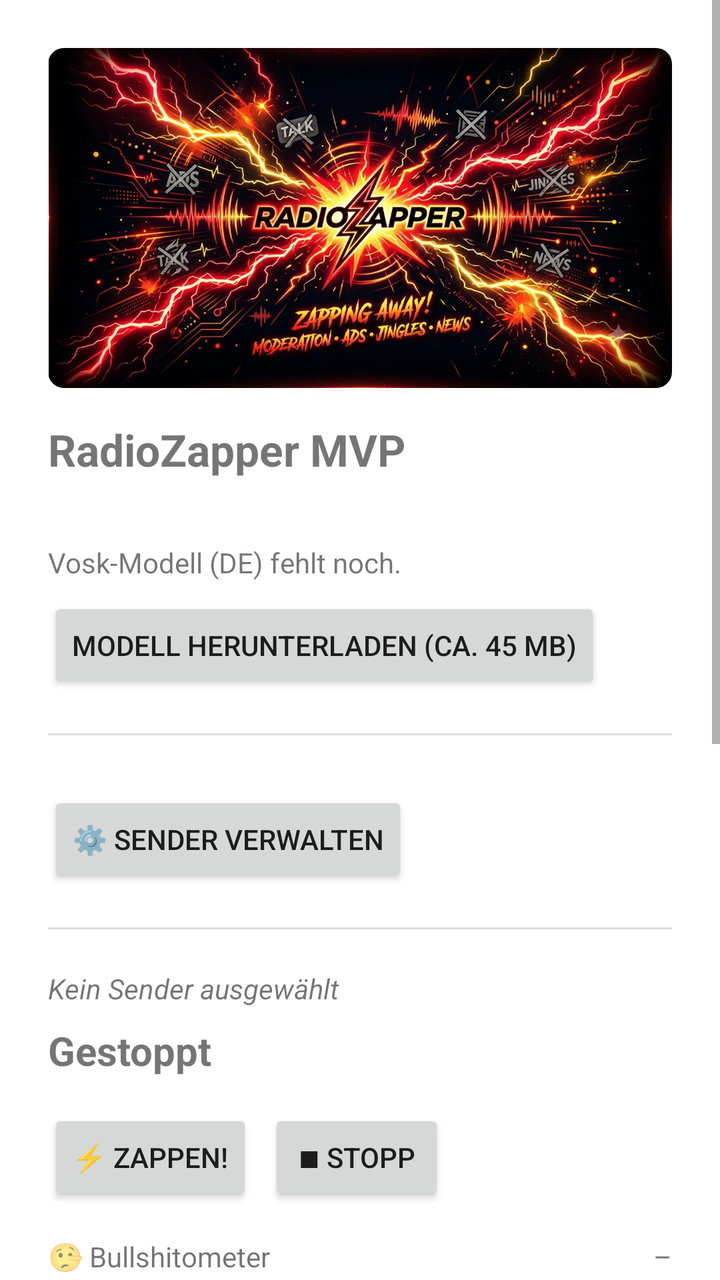
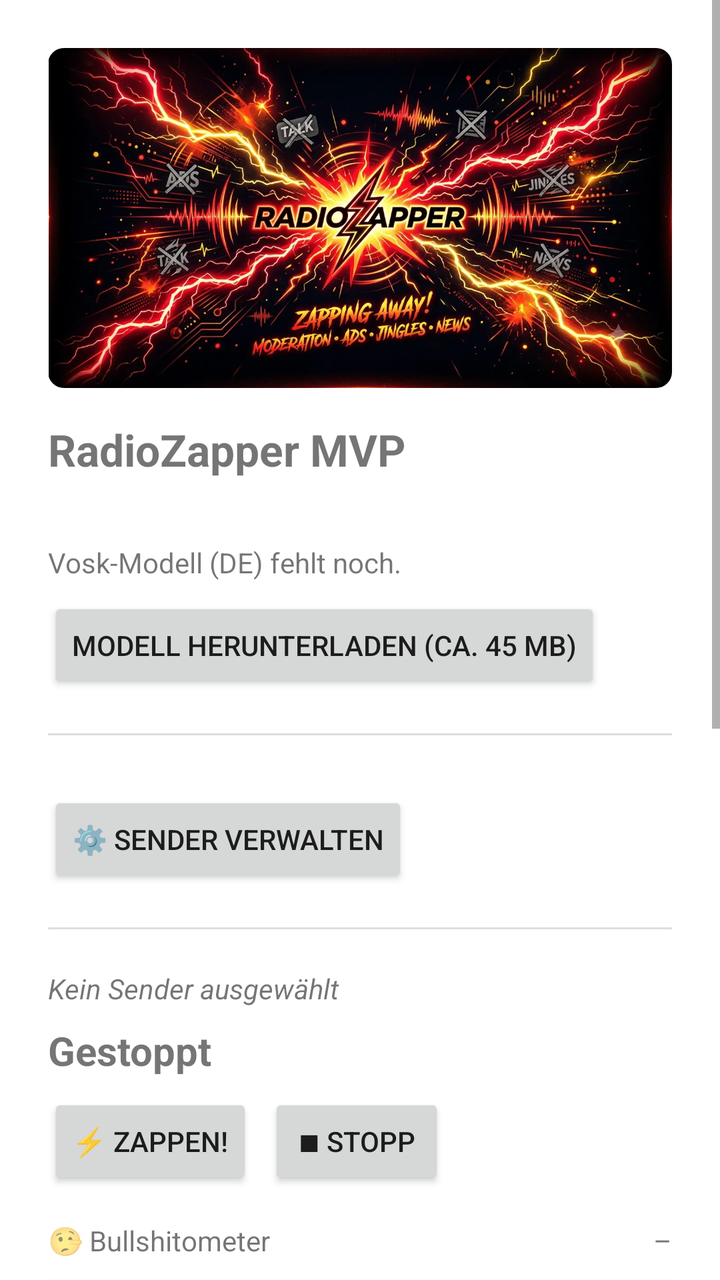

Compare the two renders of this Android layout. The source of the first and the diff that turns it into the second are given below.
<!-- AndroidManifest.xml: activity theme Theme.RadioZapperMvp -->
<!-- res/layout/activity_main.xml -->
<?xml version="1.0" encoding="utf-8"?>
<ScrollView xmlns:android="http://schemas.android.com/apk/res/android"
    xmlns:app="http://schemas.android.com/apk/res-auto"
    android:layout_width="match_parent"
    android:layout_height="match_parent">

    <LinearLayout
        android:layout_width="match_parent"
        android:layout_height="wrap_content"
        android:orientation="vertical"
        android:padding="24dp">

        
        <com.google.android.material.imageview.ShapeableImageView
            android:layout_width="match_parent"
            android:layout_height="wrap_content"
            android:layout_marginBottom="16dp"
            android:adjustViewBounds="true"
            android:src="@drawable/banner"
            android:contentDescription="@string/app_name"
            app:shapeAppearanceOverlay="@style/BannerShapeOverlay" />

        <TextView
            android:layout_width="wrap_content"
            android:layout_height="wrap_content"
            android:text="@string/app_name"
            android:textSize="22sp"
            android:textStyle="bold" />

        <TextView
            android:id="@+id/buildTimeText"
            android:layout_width="wrap_content"
            android:layout_height="wrap_content"
            android:layout_marginBottom="16dp"
            android:textSize="12sp"
            android:textColor="#888888" />

        
        <TextView
            android:id="@+id/modelStatusText"
            android:layout_width="match_parent"
            android:layout_height="wrap_content"
            android:text="@string/model_not_ready" />

        <ProgressBar
            android:id="@+id/modelProgressBar"
            style="?android:attr/progressBarStyleHorizontal"
            android:layout_width="match_parent"
            android:layout_height="wrap_content"
            android:layout_marginTop="4dp"
            android:max="100"
            android:visibility="gone" />

        <Button
            android:id="@+id/downloadModelButton"
            android:layout_width="wrap_content"
            android:layout_height="wrap_content"
            android:layout_marginTop="8dp"
            android:text="@string/btn_download_model" />

        <View
            android:layout_width="match_parent"
            android:layout_height="1dp"
            android:layout_marginTop="20dp"
            android:layout_marginBottom="20dp"
            android:background="#DDDDDD" />

        
        <LinearLayout
            android:id="@+id/stationsContainer"
            android:layout_width="match_parent"
            android:layout_height="wrap_content"
            android:orientation="vertical" />

        <Button
            android:id="@+id/manageStationsButton"
            android:layout_width="wrap_content"
            android:layout_height="wrap_content"
            android:layout_marginTop="8dp"
            android:text="@string/btn_manage_stations" />

        <View
            android:layout_width="match_parent"
            android:layout_height="1dp"
            android:layout_marginTop="20dp"
            android:layout_marginBottom="20dp"
            android:background="#DDDDDD" />

        
        <TextView
            android:id="@+id/currentStationText"
            android:layout_width="match_parent"
            android:layout_height="wrap_content"
            android:text="@string/current_station_none"
            android:textStyle="italic" />

        <TextView
            android:id="@+id/statusText"
            android:layout_width="match_parent"
            android:layout_height="wrap_content"
            android:layout_marginTop="8dp"
            android:text="@string/status_idle"
            android:textSize="20sp"
            android:textStyle="bold" />

        <LinearLayout
            android:layout_width="match_parent"
            android:layout_height="wrap_content"
            android:orientation="horizontal"
            android:layout_marginTop="16dp">

            <Button
                android:id="@+id/zapButton"
                android:layout_width="wrap_content"
                android:layout_height="wrap_content"
                android:layout_marginEnd="8dp"
                android:text="@string/btn_zappen" />

            <Button
                android:id="@+id/stopButton"
                android:layout_width="wrap_content"
                android:layout_height="wrap_content"
                android:text="@string/btn_stop" />
        </LinearLayout>

        
        <LinearLayout
            android:layout_width="match_parent"
            android:layout_height="wrap_content"
            android:orientation="horizontal"
            android:layout_marginTop="16dp">

            <TextView
                android:layout_width="0dp"
                android:layout_height="wrap_content"
                android:layout_weight="1"
                android:text="@string/bs_meter_label"
                android:textSize="14sp" />

            <TextView
                android:id="@+id/bsMeterPercentText"
                android:layout_width="wrap_content"
                android:layout_height="wrap_content"
                android:text="@string/bs_meter_off"
                android:textSize="14sp" />
        </LinearLayout>

        <ProgressBar
            android:id="@+id/bsMeterBar"
            style="?android:attr/progressBarStyleHorizontal"
            android:layout_width="match_parent"
            android:layout_height="wrap_content"
            android:layout_marginTop="4dp"
            android:max="100"
            android:progress="0"
            android:progressBackgroundTint="@color/bs_meter_track" />

        <View
            android:layout_width="match_parent"
            android:layout_height="1dp"
            android:layout_marginTop="20dp"
            android:layout_marginBottom="20dp"
            android:background="#DDDDDD" />

        
        <TextView
            android:layout_width="wrap_content"
            android:layout_height="wrap_content"
            android:text="@string/news_break_label"
            android:textSize="12sp" />

        <CheckBox
            android:id="@+id/newsBreakEnabledCheckbox"
            android:layout_width="wrap_content"
            android:layout_height="wrap_content"
            android:layout_marginBottom="4dp"
            android:text="@string/news_break_enabled" />

        <Button
            android:id="@+id/newsBreakFolderButton"
            android:layout_width="wrap_content"
            android:layout_height="wrap_content"
            android:text="@string/btn_news_break_folder" />

        <TextView
            android:id="@+id/newsBreakFolderStatusText"
            android:layout_width="match_parent"
            android:layout_height="wrap_content"
            android:layout_marginTop="4dp"
            android:layout_marginBottom="8dp"
            android:textSize="12sp"
            android:textColor="#888888" />

        <LinearLayout
            android:layout_width="match_parent"
            android:layout_height="wrap_content"
            android:orientation="horizontal"
            android:gravity="center_vertical">

            <EditText
                android:id="@+id/newsBreakWindowMinutesInput"
                android:layout_width="0dp"
                android:layout_height="wrap_content"
                android:layout_weight="1"
                android:inputType="numberDecimal"
                android:hint="@string/news_break_window_hint"
                android:textSize="12sp" />

            <Button
                android:id="@+id/saveNewsBreakWindowButton"
                android:layout_width="wrap_content"
                android:layout_height="wrap_content"
                android:text="@string/btn_save_update_server" />
        </LinearLayout>

        <View
            android:layout_width="match_parent"
            android:layout_height="1dp"
            android:layout_marginTop="20dp"
            android:layout_marginBottom="20dp"
            android:background="#DDDDDD" />

        
        <TextView
            android:layout_width="wrap_content"
            android:layout_height="wrap_content"
            android:text="@string/update_server_label"
            android:textSize="12sp" />

        <LinearLayout
            android:layout_width="match_parent"
            android:layout_height="wrap_content"
            android:orientation="horizontal"
            android:gravity="center_vertical"
            android:layout_marginBottom="8dp">

            <EditText
                android:id="@+id/updateServerUrlInput"
                android:layout_width="0dp"
                android:layout_height="wrap_content"
                android:layout_weight="1"
                android:inputType="textUri"
                android:textSize="12sp" />

            <Button
                android:id="@+id/saveUpdateServerButton"
                android:layout_width="wrap_content"
                android:layout_height="wrap_content"
                android:text="@string/btn_save_update_server" />
        </LinearLayout>

        <TextView
            android:id="@+id/updateStatusText"
            android:layout_width="match_parent"
            android:layout_height="wrap_content"
            android:layout_marginBottom="8dp"
            android:textSize="12sp"
            android:textColor="#888888" />

        <Button
            android:id="@+id/updateButton"
            android:layout_width="wrap_content"
            android:layout_height="wrap_content"
            android:text="@string/btn_check_update" />

    </LinearLayout>
</ScrollView>
<!-- resources referenced by this layout -->
<resources>
  <color name="bs_meter_track">#33888888</color>
  <!-- drawable banner: webp bitmap (drawable-nodpi, 144950 bytes) -->
  <string name="app_name">RadioZapper MVP</string>
  <string name="bs_meter_label">🤥 Bullshitometer</string>
  <string name="bs_meter_off">–</string>
  <string name="btn_check_update">🔄 Nach Update suchen</string>
  <string name="btn_download_model">Modell herunterladen (ca. 45 MB)</string>
  <string name="btn_manage_stations">⚙️ Sender verwalten</string>
  <string name="btn_news_break_folder">📁 Ordner wählen</string>
  <string name="btn_save_update_server">Speichern</string>
  <string name="btn_stop">■ Stopp</string>
  <string name="btn_zappen">⚡ ZAPPEN!</string>
  <string name="current_station_none">Kein Sender ausgewählt</string>
  <string name="model_not_ready">Vosk-Modell (DE) fehlt noch.</string>
  <string name="news_break_enabled">Aktiviert (zur vollen/halben Stunde)</string>
  <string name="news_break_label">📰 Nachrichten-Pause:</string>
  <string name="news_break_window_hint">Fensterlänge (Minuten)</string>
  <string name="status_idle">Gestoppt</string>
  <string name="update_server_label">Update-Server:</string>
  <style name="BannerShapeOverlay">
          <item name="cornerSize">8dp</item>
      </style>
  <style name="Theme.RadioZapperMvp" parent="Theme.MaterialComponents.DayNight.NoActionBar">
          <item name="colorPrimary">@color/primary</item>
          <item name="colorPrimaryDark">@color/primary_dark</item>
          <item name="colorAccent">@color/accent</item>
      </style>
  <color name="primary">#1ABC9C</color>
  <color name="primary_dark">#149174</color>
  <color name="accent">#1ABC9C</color>
</resources>

<!-- the commit's change to res/layout/activity_main.xml (unified diff, before → after) -->
@@ -103,11 +103,20 @@
             android:textSize="20sp"
             android:textStyle="bold" />
 
-        <LinearLayout
-            android:layout_width="match_parent"
-            android:layout_height="wrap_content"
-            android:orientation="horizontal"
-            android:layout_marginTop="16dp">
+        
+        <Button
+            android:id="@+id/zappingErrorButton"
+            android:layout_width="wrap_content"
+            android:layout_height="wrap_content"
+            android:layout_marginTop="16dp"
+            android:text="@string/btn_zapping_error"
+            android:visibility="gone" />
+
+        <LinearLayout
+            android:layout_width="match_parent"
+            android:layout_height="wrap_content"
+            android:orientation="horizontal"
+            android:layout_marginTop="8dp">
 
             <Button
                 android:id="@+id/zapButton"
@@ -155,6 +164,28 @@
             android:progress="0"
             android:progressBackgroundTint="@color/bs_meter_track" />
 
+        
+        <LinearLayout
+            android:layout_width="match_parent"
+            android:layout_height="wrap_content"
+            android:orientation="horizontal"
+            android:layout_marginTop="12dp">
+
+            <TextView
+                android:layout_width="0dp"
+                android:layout_height="wrap_content"
+                android:layout_weight="1"
+                android:text="@string/fp_chip_label"
+                android:textSize="14sp" />
+
+            <TextView
+                android:id="@+id/fingerprintChipText"
+                android:layout_width="wrap_content"
+                android:layout_height="wrap_content"
+                android:text="@string/fp_chip_off"
+                android:textSize="14sp" />
+        </LinearLayout>
+
         <View
             android:layout_width="match_parent"
             android:layout_height="1dp"
<!-- resource entries referenced after the edit -->
@@ -12,7 +12,10 @@
   <string name="btn_save_update_server">Speichern</string>
   <string name="btn_stop">■ Stopp</string>
   <string name="btn_zappen">⚡ ZAPPEN!</string>
+  <string name="btn_zapping_error">🛑 Zapping-Fehler</string>
   <string name="current_station_none">Kein Sender ausgewählt</string>
+  <string name="fp_chip_label">🔎 Fingerprint</string>
+  <string name="fp_chip_off">–</string>
   <string name="model_not_ready">Vosk-Modell (DE) fehlt noch.</string>
   <string name="news_break_enabled">Aktiviert (zur vollen/halben Stunde)</string>
   <string name="news_break_label">📰 Nachrichten-Pause:</string>
